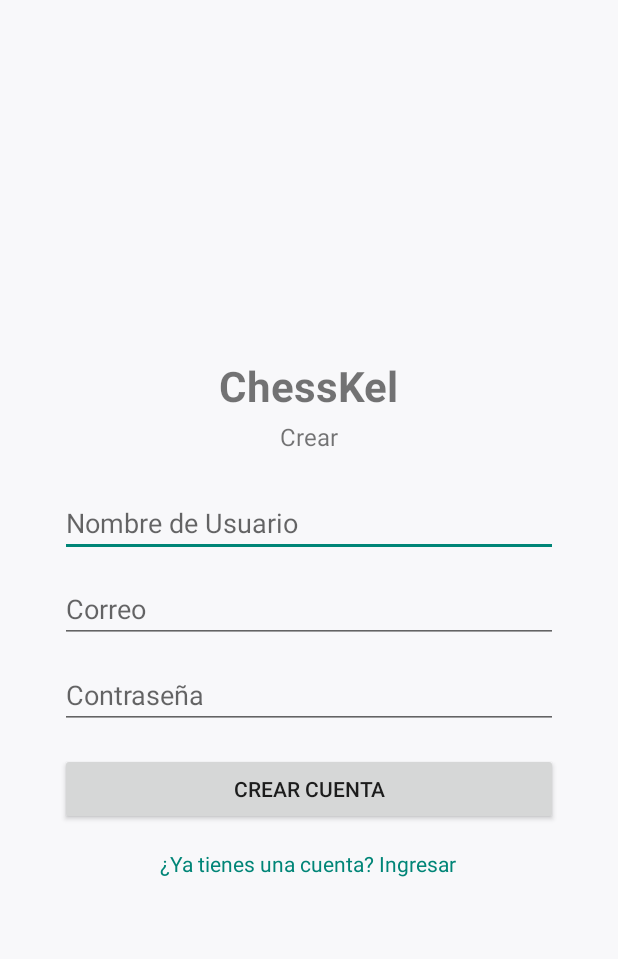
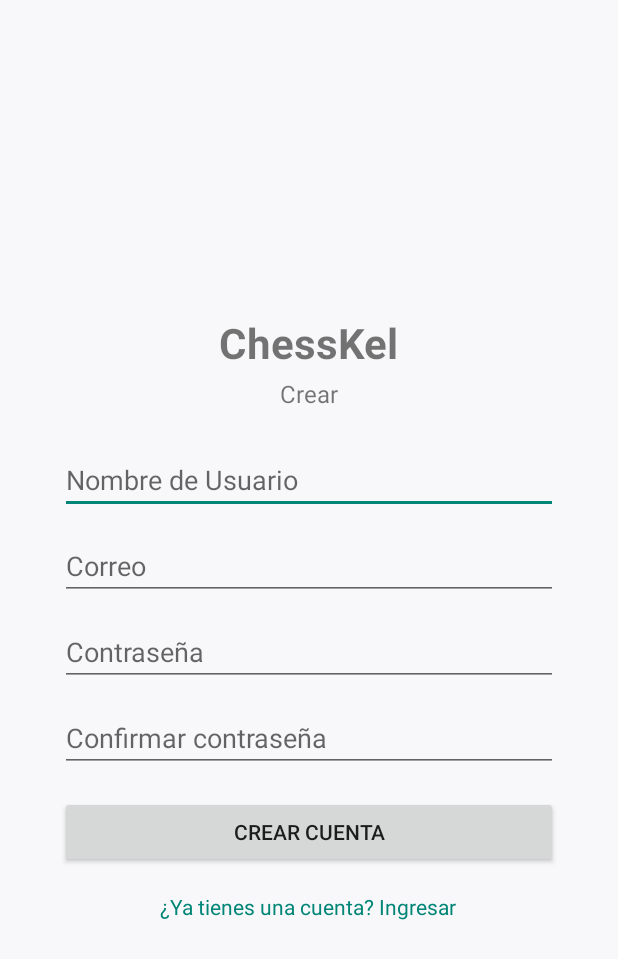
Before and after one commit to Kelunie/Project_Mobile_Application_Development, an Android app built with Jetpack Compose: the screen it shows after launch (RegisterActivity), after a tap on "CREAR CUENTA", on a phone screen of 412 x 824 dp. Shown: the top 959 px of the screen. Run offline under Robolectric (Android 15) with nearby library versions, the light colour scheme and no system bars.

Commit message:
confirm password

```diff
--- a/app/src/main/java/com/chesskel/ui/auth/RegisterActivity.kt
+++ b/app/src/main/java/com/chesskel/ui/auth/RegisterActivity.kt
@@ -23,6 +23,7 @@
         val etName = findViewById<EditText>(R.id.etName)
         val etEmail = findViewById<EditText>(R.id.etEmail)
         val etPassword = findViewById<EditText>(R.id.etPassword)
+        val etConfirmPassword = findViewById<EditText>(R.id.etConfirmPassword)
         val btnCreate = findViewById<Button>(R.id.btnCreate)
         val btnGoLogin = findViewById<TextView>(R.id.btnGoLogin)
         val db = DBHelper(this)
@@ -31,10 +32,17 @@
             val name = etName.text.toString().trim()
             val email = etEmail.text.toString().trim()
             val pass = etPassword.text.toString()
-            if (name.isEmpty() || email.isEmpty() || pass.isEmpty()) {
+            val confirmPass = etConfirmPassword.text.toString()
+            if (name.isEmpty() || email.isEmpty() || pass.isEmpty() || confirmPass.isEmpty()) {
                 Toast.makeText(this, getString(R.string.all_fields_required), Toast.LENGTH_SHORT).show()
                 return@setOnClickListener
             }
+
+            if (pass != confirmPass) {
+                Toast.makeText(this, getString(R.string.passwords_do_not_match), Toast.LENGTH_SHORT).show()
+                return@setOnClickListener
+            }
+
             val id = db.insertUser(
                 nombre = name,
                 email = email,
--- a/app/src/main/res/layout/activity_register.xml
+++ b/app/src/main/res/layout/activity_register.xml
@@ -49,6 +49,14 @@
             android:layout_width="match_parent"
             android:layout_height="wrap_content" />
 
+        <EditText
+            android:id="@+id/etConfirmPassword"
+            android:layout_marginTop="12dp"
+            android:hint="@string/confirm_password_label"
+            android:inputType="textPassword"
+            android:layout_width="match_parent"
+            android:layout_height="wrap_content" />
+
         <Button
             android:id="@+id/btnCreate"
             android:layout_marginTop="16dp"
--- a/app/src/main/res/values/strings.xml
+++ b/app/src/main/res/values/strings.xml
@@ -3,6 +3,7 @@
     <string name="msgwelcome">Bienvenido</string>
     <string name="usernamelabel">Nombre de Usuario</string>
     <string name="passwordlabel">Contraseña</string>
+    <string name="confirm_password_label">Confirmar contraseña</string>
     <string name="createlabel">Crear</string>
     <string name="emaillabel">Correo</string>
     <string name="menulabel">Menu</string>
@@ -76,6 +77,7 @@
     <string name="profile_todo">Perfil (Pendiente)</string>
     <string name="mode_selected_fmt">%1$s seleccionado</string>
     <string name="all_fields_required">Todos los campos son obligatorios</string>
+    <string name="passwords_do_not_match">Las contraseñas no coinciden</string>
     <string name="account_created">Cuenta creada</string>
     <string name="email_exists">El correo ya existe</string>
     <string name="host_ip_hint">IP del host (ej. 192.168.1.10)</string>
```
Also changed, not shown: app/src/main/java/com/chesskel/data/DHelper.kt (+19 -8 lines), app/src/main/java/com/chesskel/data/User.kt (+10 -2 lines).
